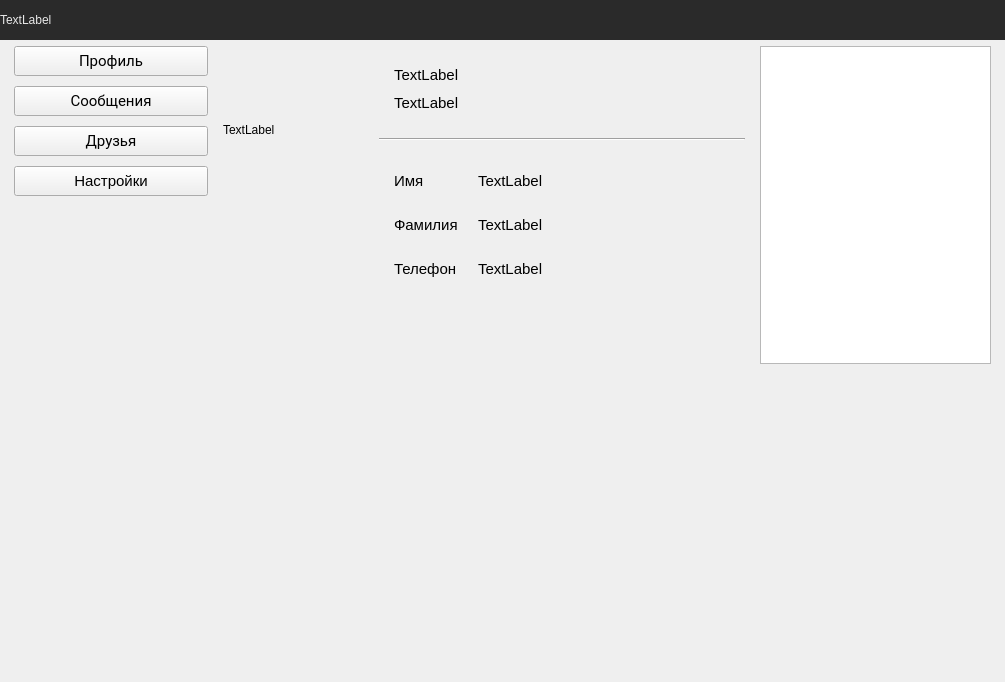
Korostast/chat-database-project, file ui/mainwindow.ui: the form before one commit.
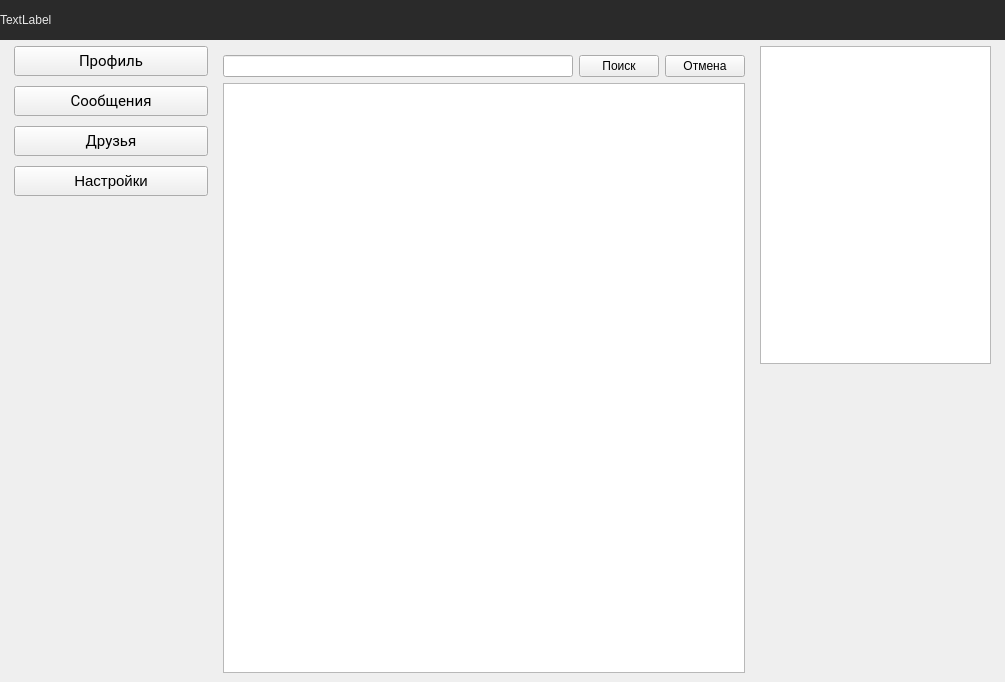
The form after the commit. The open tabs and pages were chosen to show the change. Custom widgets are drawn as their Qt base class.

Commit message: Search messages feature.

Diff of the .ui file:
```diff
--- a/ui/mainwindow.ui
+++ b/ui/mainwindow.ui
@@ -27,7 +27,7 @@
     <property name="bottomMargin">
      <number>0</number>
     </property>
-    <item row="1" column="0">
+    <item>
      <widget class="QStackedWidget" name="app_stacked_widget">
       <property name="currentIndex">
        <number>1</number>
@@ -674,7 +674,7 @@
              </size>
             </property>
             <property name="currentIndex">
-             <number>2</number>
+             <number>6</number>
             </property>
             <widget class="QWidget" name="chats_page">
              <layout class="QGridLayout" name="gridLayout_5" rowstretch="0,0" columnstretch="0">
@@ -1594,6 +1594,45 @@
               </item>
              </layout>
             </widget>
+            <widget class="QWidget" name="messages_search_page">
+             <layout class="QVBoxLayout" name="verticalLayout_10">
+              <item>
+               <layout class="QHBoxLayout" name="horizontalLayout_19">
+                <item>
+                 <widget class="QLineEdit" name="messages_search_edit">
+                  <property name="clearButtonEnabled">
+                   <bool>true</bool>
+                  </property>
+                 </widget>
+                </item>
+                <item>
+                 <widget class="QPushButton" name="messages_search_button">
+                  <property name="text">
+                   <string>Поиск</string>
+                  </property>
+                 </widget>
+                </item>
+                <item>
+                 <widget class="QPushButton" name="messages_search_cancel">
+                  <property name="text">
+                   <string>Отмена</string>
+                  </property>
+                 </widget>
+                </item>
+               </layout>
+              </item>
+              <item>
+               <widget class="QListWidget" name="messages_search_list">
+                <property name="contextMenuPolicy">
+                 <enum>Qt::NoContextMenu</enum>
+                </property>
+                <property name="selectionMode">
+                 <enum>QAbstractItemView::NoSelection</enum>
+                </property>
+               </widget>
+              </item>
+             </layout>
+            </widget>
            </widget>
           </item>
          </layout>
```
Left out of the diff: 40 changed lines with no effect on the pictures. The commit also changes 11 other files.
